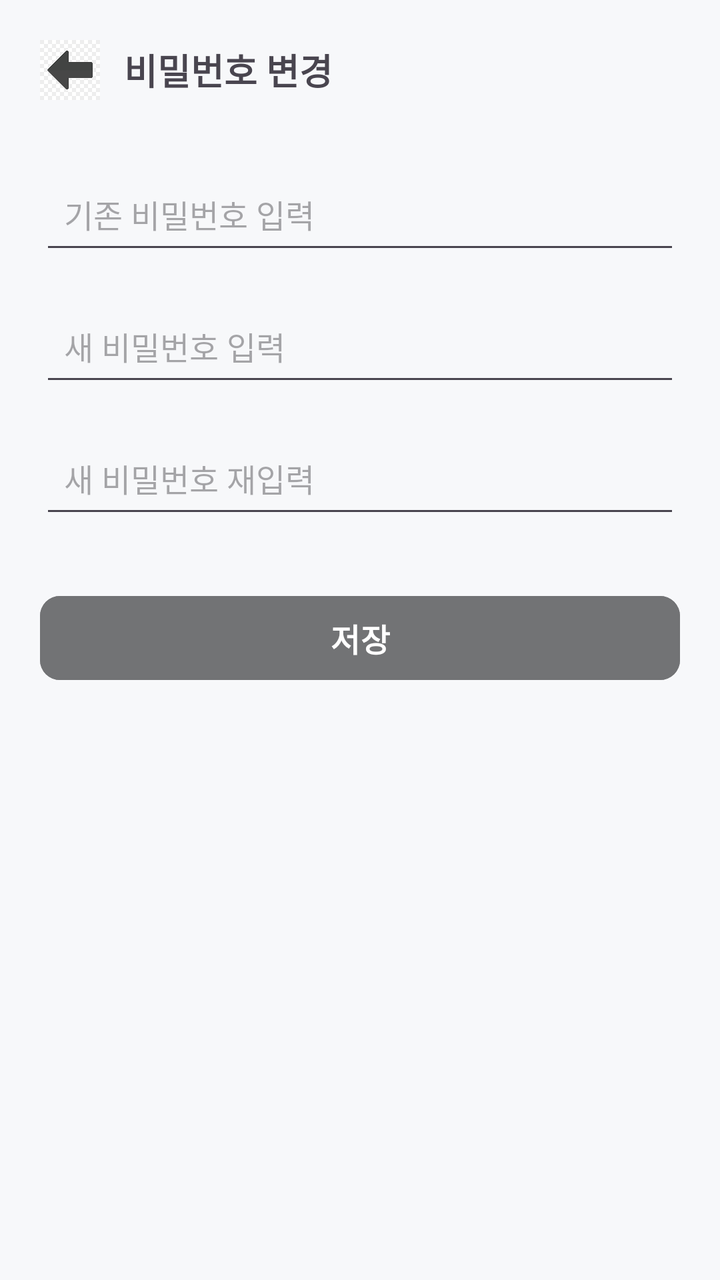
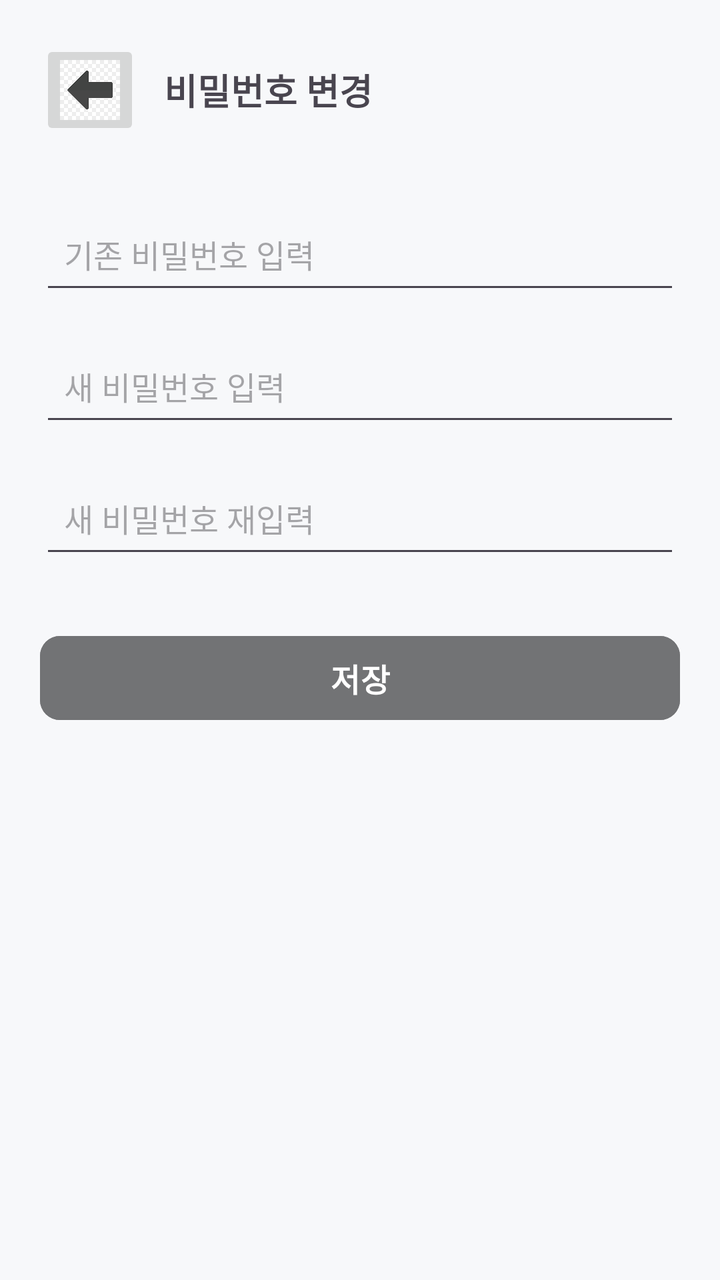

Before-and-after screenshots of an Android layout around one commit, followed by the original layout XML and the change that was made.
<!-- AndroidManifest.xml: application theme Theme.Lostfind -->
<!-- res/layout/pw_change.xml -->
<?xml version="1.0" encoding="utf-8"?>
<LinearLayout xmlns:android="http://schemas.android.com/apk/res/android"
    android:layout_width="match_parent"
    android:layout_height="match_parent"
    xmlns:app="http://schemas.android.com/apk/res-auto"
    android:orientation="vertical"
    android:background="#F7F8FA"
    android:padding="20dp">

    
    <LinearLayout
        android:layout_width="match_parent"
        android:layout_height="wrap_content"
        android:orientation="horizontal"
        android:gravity="center_vertical"
        android:paddingBottom="16dp">

        <ImageView
            android:id="@+id/btnBack"
            android:layout_width="30dp"
            android:layout_height="30dp"
            android:src="@drawable/left_arrow"
            android:contentDescription="Back" />

        <TextView
            android:id="@+id/txtTitle"
            android:layout_width="wrap_content"
            android:layout_height="wrap_content"
            android:text="비밀번호 변경"
            android:textSize="18sp"
            android:textStyle="bold"
            android:layout_marginStart="12dp" />
    </LinearLayout>


    
    <EditText
        android:layout_width="match_parent"
        android:layout_height="50dp"
        android:hint="기존 비밀번호 입력"
        android:padding="12dp"
        android:textSize="16sp"
        android:layout_marginTop="16dp" />


    
    <EditText
        android:layout_width="match_parent"
        android:layout_height="50dp"
        android:hint="새 비밀번호 입력"
        android:padding="12dp"
        android:textSize="16sp"
        android:layout_marginTop="16dp" />

    <EditText
        android:layout_width="match_parent"
        android:layout_height="50dp"
        android:hint="새 비밀번호 재입력"
        android:padding="12dp"
        android:textSize="16sp"
        android:layout_marginTop="16dp" />


    
    <Button
        android:layout_width="match_parent"
        android:layout_height="50dp"
        android:text="저장"
        android:textSize="16sp"
        android:textStyle="bold"
        android:textColor="#FFFFFF"
        android:layout_marginTop="30dp"
        app:cornerRadius="10dp"
        android:backgroundTint="@color/gray"/>

</LinearLayout>
<!-- resources referenced by this layout -->
<resources>
  <color name="gray">#727375</color>
  <!-- drawable left_arrow: jpg bitmap (drawable, 5456 bytes) -->
  <style name="Theme.Lostfind" parent="Base.Theme.Lostfind" />
  <style name="Base.Theme.Lostfind" parent="Theme.Material3.DayNight.NoActionBar">
          
          
      </style>
</resources>

<!-- the commit's change to res/layout/pw_change.xml (unified diff, before → after) -->
@@ -5,7 +5,8 @@
     xmlns:app="http://schemas.android.com/apk/res-auto"
     android:orientation="vertical"
     android:background="#F7F8FA"
-    android:padding="20dp">
+    android:padding="20dp"
+    android:id="@+id/main">
 
     
     <LinearLayout
@@ -15,10 +16,11 @@
         android:gravity="center_vertical"
         android:paddingBottom="16dp">
 
-        <ImageView
+        <ImageButton
             android:id="@+id/btnBack"
-            android:layout_width="30dp"
-            android:layout_height="30dp"
+            android:layout_width="50dp"
+            android:layout_height="50dp"
+            android:scaleType="centerCrop"
             android:src="@drawable/left_arrow"
             android:contentDescription="Back" />
 
@@ -63,6 +65,7 @@
 
     
     <Button
+        android:id="@+id/btnSaveName"
         android:layout_width="match_parent"
         android:layout_height="50dp"
         android:text="저장"
